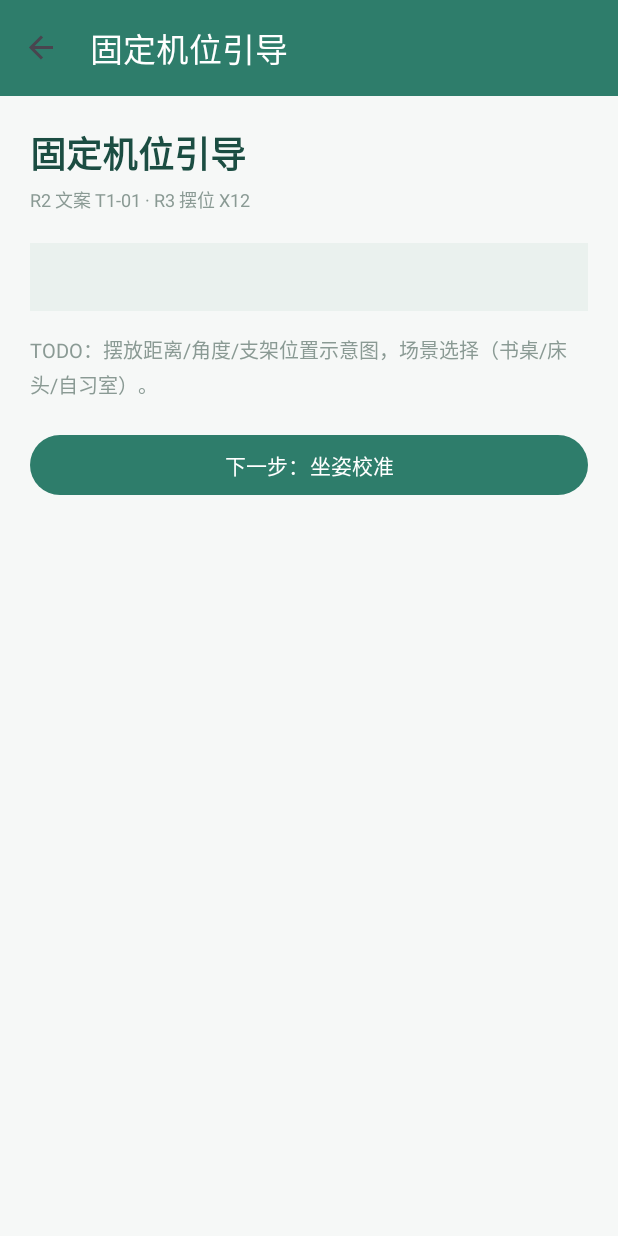
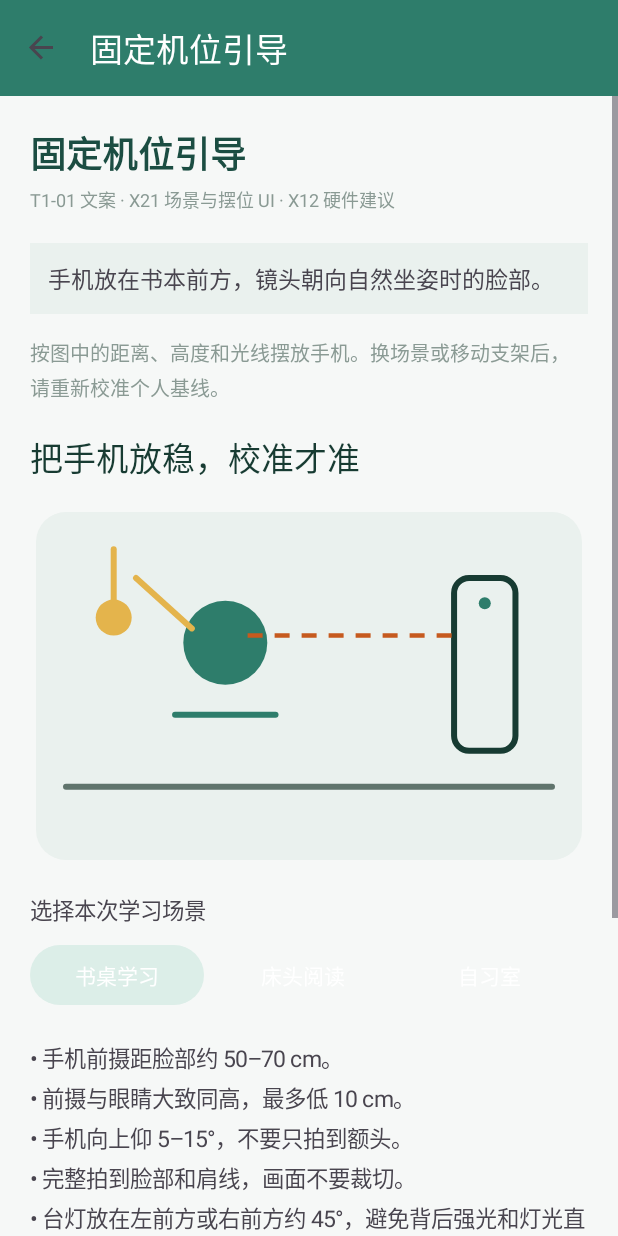
Before and after one commit to Giter639/Longxiang12, an Android app: the P02PositioningPage screen opened through its navigation route, on a phone screen of 412 x 824 dp. Run offline under Robolectric (Android 15) with nearby library versions, the phone set to English and light mode, and no system bars; our stand-ins replace navigation-ui; libraries missing offline, so code that uses them is left out: androidx.camera.camera2, androidx.camera.core, androidx.camera.lifecycle, androidx.camera.view.

Commit message:
X21: 实现机位场景选择、示意图与校准场景联动

```diff
--- a/FocusDu/app/src/main/java/com/focusdu/app/AppContainer.kt
+++ b/FocusDu/app/src/main/java/com/focusdu/app/AppContainer.kt
@@ -32,6 +32,7 @@ import com.focusdu.app.vision.MediaPipeVisionEngine
 import com.focusdu.app.vision.SessionCameraGate
 import com.focusdu.app.vision.StateSpanLogger
 import com.focusdu.app.vision.StateStreamDebouncer
+import com.focusdu.app.vision.ScenePreferences
 import com.focusdu.app.vision.VisionEngine
 import com.focusdu.app.vision.VisionSampleRecorder
 import kotlinx.coroutines.CoroutineScope
@@ -79,6 +80,7 @@ class AppContainer(context: Context) {
 
     val cameraStreamer: CameraStreamer = CameraXStreamer(appContext, clock) // ← R3 接入点
     val calibrationSession = CalibrationSession(clock)
+    val scenePreferences = ScenePreferences(appContext)
     val performanceMonitor = DevicePerformanceMonitor(
         context = appContext,
         scope = appScope,
--- a/FocusDu/app/src/main/java/com/focusdu/app/ui/common/AppSessionViewModel.kt
+++ b/FocusDu/app/src/main/java/com/focusdu/app/ui/common/AppSessionViewModel.kt
@@ -22,6 +22,7 @@ import com.focusdu.app.reminder.ReminderPersona
 import com.focusdu.app.vision.CalibrationIssue
 import com.focusdu.app.vision.CalibrationState
 import com.focusdu.app.vision.PersonalBaseline
+import com.focusdu.app.vision.TrainingScene
 import com.focusdu.app.vision.algo.BaselineCalculator
 import com.focusdu.app.vision.algo.CalibrationFrameFeatures
 import com.focusdu.app.vision.toCalibrationFeatures
@@ -48,6 +49,7 @@ class AppSessionViewModel(private val container: AppContainer) : ViewModel() {
     val calibration = container.calibrationSession.state
     val restrictedPackages = container.guardSettings.restrictedPackages
     val reminderPersona = container.reminderPreferences.persona
+    val trainingScene = container.scenePreferences.scene
 
     // ---- 番茄（T3-01/T3-02） ----
     fun startPomodoro(mode: PomodoroMode) = viewModelScope.launch {
@@ -129,7 +131,11 @@ class AppSessionViewModel(private val container: AppContainer) : ViewModel() {
         if (container.calibrationSession.state.value !is CalibrationState.Completed) return
         val frames = calibrationFrames.toList()
         viewModelScope.launch {
-            val baseline = BaselineCalculator.compute(frames, DEFAULT_SCENE_TAG, System.currentTimeMillis())
+            val baseline = BaselineCalculator.compute(
+                frames,
+                trainingScene.value.storageValue,
+                System.currentTimeMillis(),
+            )
             if (baseline == null) {
                 // 正常不会发生（有效帧已满 150）；万一发生要能解释，且不写残缺基线
                 _baselineOutcome.value = BaselineOutcome.InsufficientFrames(
@@ -171,6 +177,11 @@ class AppSessionViewModel(private val container: AppContainer) : ViewModel() {
         }
     }
 
+    fun setTrainingScene(scene: TrainingScene) = container.scenePreferences.setScene(scene)
+
+    fun sceneLabel(storageValue: String): String =
+        container.appContext.getString(TrainingScene.fromStorage(storageValue).labelRes)
+
     // ---- 报告（T6-01/02/03） ----
     suspend fun generateReport(): ReportEntity? {
         val sessionId = container.pomodoroStore.recentSessions(1).firstOrNull()?.sessionId ?: return null
@@ -203,7 +214,8 @@ class AppSessionViewModel(private val container: AppContainer) : ViewModel() {
             faceScale = 0.30f, pitchDeg = 8f, yawDeg = 3f, forwardDeg = 4f,
             shoulderTiltDeg = 2f, lumFace = 128f, lumBackground = 110f,
             confidence = 0.95f, sampleCount = 160,
-            createdAtWall = System.currentTimeMillis(), sceneTag = DEFAULT_SCENE_TAG,
+            createdAtWall = System.currentTimeMillis(),
+            sceneTag = trainingScene.value.storageValue,
         )
         container.baselineStore.save(baseline)
         container.visionEngine.setBaseline(baseline)
@@ -230,8 +242,6 @@ class AppSessionViewModel(private val container: AppContainer) : ViewModel() {
         const val CALIBRATION_TARGET_FPS = 30
         const val CALIBRATION_TICK_MS = 250L
 
-        /** 场景选择界面尚未提供（R2 待做），校准基线暂统一记为书桌 */
-        const val DEFAULT_SCENE_TAG = "书桌"
     }
 }
 
--- /dev/null
+++ b/FocusDu/app/src/main/java/com/focusdu/app/ui/common/PlacementDiagramView.kt
@@ -0,0 +1,73 @@
+package com.focusdu.app.ui.common
+
+import android.content.Context
+import android.graphics.Canvas
+import android.graphics.Color
+import android.graphics.Paint
+import android.util.AttributeSet
+import android.view.View
+
+/** P02 的简洁机位示意图：桌面、手机、头部、台灯和 50–70cm 距离线。 */
+class PlacementDiagramView @JvmOverloads constructor(
+    context: Context,
+    attrs: AttributeSet? = null,
+) : View(context, attrs) {
+
+    private val stroke = Paint(Paint.ANTI_ALIAS_FLAG).apply {
+        style = Paint.Style.STROKE
+        strokeWidth = dp(4)
+        strokeCap = Paint.Cap.ROUND
+    }
+    private val fill = Paint(Paint.ANTI_ALIAS_FLAG).apply {
+        style = Paint.Style.FILL
+    }
+    private val dashed = Paint(Paint.ANTI_ALIAS_FLAG).apply {
+        style = Paint.Style.STROKE
+        strokeWidth = dp(3)
+        pathEffect = android.graphics.DashPathEffect(floatArrayOf(dp(10), dp(8)), 0f)
+    }
+
+    override fun onMeasure(widthMeasureSpec: Int, heightMeasureSpec: Int) {
+        val width = MeasureSpec.getSize(widthMeasureSpec)
+        setMeasuredDimension(width, resolveSize(dp(240).toInt(), heightMeasureSpec))
+    }
+
+    override fun onDraw(canvas: Canvas) {
+        super.onDraw(canvas)
+        val w = width.toFloat()
+        val h = height.toFloat()
+
+        fill.color = Color.parseColor("#EAF1EE")
+        canvas.drawRoundRect(dp(4), dp(4), w - dp(4), h - dp(4), dp(20), dp(20), fill)
+
+        stroke.color = Color.parseColor("#60746C")
+        canvas.drawLine(dp(24), h * 0.78f, w - dp(24), h * 0.78f, stroke) // desk
+
+        fill.color = Color.parseColor("#2E7D6B")
+        canvas.drawCircle(w * 0.35f, h * 0.38f, dp(28), fill) // face/head
+        stroke.color = Color.parseColor("#2E7D6B")
+        canvas.drawLine(w * 0.26f, h * 0.58f, w * 0.44f, h * 0.58f, stroke) // shoulders
+
+        stroke.color = Color.parseColor("#173B32")
+        canvas.drawRoundRect(
+            w * 0.76f,
+            h * 0.20f,
+            w * 0.87f,
+            h * 0.68f,
+            dp(10),
+            dp(10),
+            stroke,
+        ) // phone
+        canvas.drawCircle(w * 0.815f, h * 0.27f, dp(4), fill)
+
+        dashed.color = Color.parseColor("#C65A1E")
+        canvas.drawLine(w * 0.39f, h * 0.36f, w * 0.76f, h * 0.36f, dashed)
+
+        stroke.color = Color.parseColor("#E4B44C")
+        canvas.drawLine(w * 0.15f, h * 0.12f, w * 0.15f, h * 0.28f, stroke)
+        canvas.drawCircle(w * 0.15f, h * 0.31f, dp(12), fill.apply { color = Color.parseColor("#E4B44C") })
+        canvas.drawLine(w * 0.19f, h * 0.20f, w * 0.29f, h * 0.34f, stroke)
+    }
+
+    private fun dp(value: Int): Float = value * resources.displayMetrics.density
+}
--- a/FocusDu/app/src/main/java/com/focusdu/app/ui/pages/GuidePages.kt
+++ b/FocusDu/app/src/main/java/com/focusdu/app/ui/pages/GuidePages.kt
@@ -18,8 +18,10 @@ import com.focusdu.app.guard.GuardPermissionState
 import com.focusdu.app.ui.common.AppSessionViewModel
 import com.focusdu.app.ui.common.BasePageFragment
 import com.focusdu.app.ui.common.BaselineOutcome
+import com.focusdu.app.ui.common.PlacementDiagramView
 import com.focusdu.app.vision.CalibrationIssue
 import com.focusdu.app.vision.CalibrationState
+import com.focusdu.app.vision.TrainingScene
 import com.google.android.material.button.MaterialButton
 import kotlinx.coroutines.launch
 
@@ -326,12 +328,105 @@ class P01GuidePage : BasePageFragment() {
 
 /** P02 固定机位引导 —— R2 示意图（T1-01，验收 3 人实测 2 人一次摆对）；R3 支架摆位图（X12） */
 class P02PositioningPage : BasePageFragment() {
-    override val ownerTag = "R2 文案 T1-01 · R3 摆位 X12"
-    override val hintText = "TODO：摆放距离/角度/支架位置示意图，场景选择（书桌/床头/自习室）。"
+    override val ownerTag: String
+        get() = getString(R.string.p02_owner)
+    override val hintText: String
+        get() = getString(R.string.p02_hint)
+
+    private val sceneButtons = mutableMapOf<TrainingScene, MaterialButton>()
 
     override fun onPageReady(view: android.view.View) {
-        addButton("下一步：坐姿校准") { navigateTo(R.id.p03CalibrationPage) }
+        binding.pageBody.addView(TextView(requireContext()).apply {
+            setText(R.string.p02_intro)
+            textSize = 22f
+            setTextColor(0xFF173B32.toInt())
+        })
+        binding.pageBody.addView(PlacementDiagramView(requireContext()).apply {
+            layoutParams = LinearLayout.LayoutParams(
+                ViewGroup.LayoutParams.MATCH_PARENT,
+                dp(240),
+            ).apply { topMargin = dp(16) }
+        })
+
+        binding.pageBody.addView(TextView(requireContext()).apply {
+            setText(R.string.p02_scene_label)
+            textSize = 15f
+            setPadding(0, dp(18), 0, dp(8))
+        })
+
+        val sceneRow = LinearLayout(requireContext()).apply {
+            orientation = LinearLayout.HORIZONTAL
+        }
+        TrainingScene.entries.forEach { scene ->
+            val button = MaterialButton(requireContext()).apply {
+                text = getString(scene.labelRes)
+                isAllCaps = false
+                setOnClickListener { vm.setTrainingScene(scene) }
+            }
+            sceneButtons[scene] = button
+            sceneRow.addView(
+                button,
+                LinearLayout.LayoutParams(0, ViewGroup.LayoutParams.WRAP_CONTENT, 1f).apply {
+                    marginEnd = dp(8)
+                },
+            )
+        }
+        binding.pageBody.addView(sceneRow)
+
+        binding.pageBody.addView(TextView(requireContext()).apply {
+            text = listOf(
+                R.string.p02_step_distance,
+                R.string.p02_step_height,
+                R.string.p02_step_angle,
+                R.string.p02_step_frame,
+                R.string.p02_step_light,
+                R.string.p02_step_stable,
+            ).joinToString("\n") { "• ${getString(it)}" }
+            textSize = 15f
+            setLineSpacing(0f, 1.2f)
+            setPadding(0, dp(20), 0, 0)
+        })
+
+        binding.pageBody.addView(TextView(requireContext()).apply {
+            setText(R.string.p02_common_issue_title)
+            textSize = 18f
+            setTextColor(0xFF2E7D6B.toInt())
+            setPadding(0, dp(22), 0, dp(8))
+        })
+        binding.pageBody.addView(TextView(requireContext()).apply {
+            text = listOf(
+                R.string.p02_issue_forehead,
+                R.string.p02_issue_half_face,
+                R.string.p02_issue_dark_face,
+                R.string.p02_issue_shake,
+            ).joinToString("\n") { "• ${getString(it)}" }
+            textSize = 14f
+            setLineSpacing(0f, 1.2f)
+        })
+
+        val next = addButton(getString(R.string.p02_ready)) {
+            navigateTo(R.id.p03CalibrationPage)
+        }
+        next.layoutParams = LinearLayout.LayoutParams(
+            ViewGroup.LayoutParams.MATCH_PARENT,
+            ViewGroup.LayoutParams.WRAP_CONTENT,
+        ).apply { topMargin = dp(22) }
+
+        viewLifecycleOwner.lifecycleScope.launch {
+            vm.trainingScene.collect { selected ->
+                sceneButtons.forEach { (scene, button) ->
+                    button.setBackgroundColor(
+                        if (scene == selected) 0xFFDCEEE8.toInt()
+                        else android.graphics.Color.TRANSPARENT
+                    )
+                }
+                binding.pageStatus.text = getString(selected.hintRes)
+            }
+        }
     }
+
+    private fun dp(value: Int): Int =
+        (value * resources.displayMetrics.density).toInt()
 }
 
 /** P03 校准采集（5–10s） —— R3 实现（T1-02 采集 / T1-03 质量校验，验收采集成功率 ≥95%） */
@@ -470,7 +565,12 @@ class P04BaselinePage : BasePageFragment() {
     private suspend fun statusText(): String {
         vm.currentBaseline()?.let {
             return getString(
-                R.string.p04_ready, it.faceScale, it.pitchDeg, it.yawDeg, it.sampleCount, it.sceneTag,
+                R.string.p04_ready,
+                it.faceScale,
+                it.pitchDeg,
+                it.yawDeg,
+                it.sampleCount,
+                vm.sceneLabel(it.sceneTag),
             )
         }
         val outcome = vm.baselineOutcome.value
--- /dev/null
+++ b/FocusDu/app/src/main/java/com/focusdu/app/vision/TrainingScene.kt
@@ -0,0 +1,40 @@
+package com.focusdu.app.vision
+
+import android.content.Context
+import com.focusdu.app.R
+import kotlinx.coroutines.flow.MutableStateFlow
+import kotlinx.coroutines.flow.StateFlow
+import kotlinx.coroutines.flow.asStateFlow
+
+enum class TrainingScene(
+    val storageValue: String,
+    val labelRes: Int,
+    val hintRes: Int,
+) {
+    DESK("desk", R.string.p02_scene_desk, R.string.p02_scene_hint_desk),
+    BED("bed", R.string.p02_scene_bed, R.string.p02_scene_hint_bed),
+    STUDY_ROOM("study_room", R.string.p02_scene_study_room, R.string.p02_scene_hint_study_room);
+
+    companion object {
+        fun fromStorage(value: String?): TrainingScene =
+            entries.firstOrNull { it.storageValue == value } ?: DESK
+    }
+}
+
+class ScenePreferences(context: Context) {
+    private val prefs = context.getSharedPreferences(PREFS, Context.MODE_PRIVATE)
+    private val _scene = MutableStateFlow(
+        TrainingScene.fromStorage(prefs.getString(KEY_SCENE, null))
+    )
+    val scene: StateFlow<TrainingScene> = _scene.asStateFlow()
+
+    fun setScene(scene: TrainingScene) {
+        prefs.edit().putString(KEY_SCENE, scene.storageValue).apply()
+        _scene.value = scene
+    }
+
+    private companion object {
+        const val PREFS = "calibration_preferences"
+        const val KEY_SCENE = "training_scene"
+    }
+}
--- a/FocusDu/app/src/main/res/values/strings.xml
+++ b/FocusDu/app/src/main/res/values/strings.xml
@@ -132,6 +132,8 @@
     <string name="onboarding_permissions_later">稍后设置权限</string>
 
     <!-- T1-01 固定机位引导 -->
+    <string name="p02_owner">T1-01 文案 · X21 场景与摆位 UI · X12 硬件建议</string>
+    <string name="p02_hint">按图中的距离、高度和光线摆放手机。换场景或移动支架后，请重新校准个人基线。</string>
     <string name="p02_intro">把手机放稳，校准才准</string>
     <string name="p02_scene_label">选择本次学习场景</string>
     <string name="p02_scene_desk">书桌学习</string>
```
Also changed, not shown: 3 other files.
